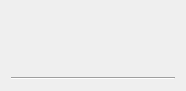
The window that src/modules/ui/pluginwidget/pluginwidget.ui (michimussato/pypelyne2) describes before a commit, drawn with Qt 5.
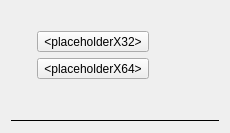
The same window after the commit.

Commit message: plugin widgets refined

What changed in the file:
```diff
--- a/src/modules/ui/pluginwidget/pluginwidget.ui
+++ b/src/modules/ui/pluginwidget/pluginwidget.ui
@@ -6,16 +6,22 @@
    <rect>
     <x>0</x>
     <y>0</y>
-    <width>186</width>
-    <height>91</height>
+    <width>230</width>
+    <height>133</height>
    </rect>
   </property>
   <property name="windowTitle">
    <string>Form</string>
   </property>
+  <layout class="QGridLayout" name="gridLayout_3">
+   <item row="0" column="0">
+    <layout class="QGridLayout" name="gridLayout_2">
+     <item row="1" column="0">
   <layout class="QGridLayout" name="gridLayout">
+       <item row="1" column="1">
+        <layout class="QGridLayout" name="grid_layout_x64">
    <item row="0" column="0">
-    <layout class="QVBoxLayout" name="verticalLayout_5">
+          <layout class="QVBoxLayout" name="verticalLayout">
      <item>
       <widget class="QLabel" name="label">
        <property name="text">
@@ -24,13 +30,16 @@
       </widget>
      </item>
      <item>
-      <layout class="QHBoxLayout" name="horizontalLayout">
+            <widget class="QToolButton" name="tool_button_x32">
+             <property name="text">
+              <string>&lt;placeholderX32&gt;</string>
+             </property>
+            </widget>
+           </item>
        <item>
-        <layout class="QVBoxLayout" name="verticalLayout_3">
-         <item>
-          <widget class="QLabel" name="label_icon_x32">
+            <widget class="QToolButton" name="tool_button_x64">
            <property name="text">
-            <string>&lt;iconx32&gt;</string>
+              <string>&lt;placeholderX64&gt;</string>
            </property>
           </widget>
          </item>
@@ -49,12 +58,30 @@
          </item>
         </layout>
        </item>
+         <item row="0" column="1">
+          <spacer name="horizontalSpacer_2">
+           <property name="orientation">
+            <enum>Qt::Horizontal</enum>
+           </property>
+           <property name="sizeHint" stdset="0">
+            <size>
+             <width>40</width>
+             <height>20</height>
+            </size>
+           </property>
+          </spacer>
+         </item>
+        </layout>
+       </item>
+       <item row="1" column="0">
+        <layout class="QVBoxLayout" name="verticalLayout_2">
        <item>
-        <layout class="QVBoxLayout" name="verticalLayout_4">
-         <item>
-          <widget class="QLabel" name="label_icon_x64">
+          <widget class="QLabel" name="label_icon">
+           <property name="cursor">
+            <cursorShape>ArrowCursor</cursorShape>
+           </property>
            <property name="text">
-            <string>&lt;iconx64&gt;</string>
+            <string>&lt;icon&gt;</string>
            </property>
           </widget>
          </item>
@@ -75,14 +102,20 @@
        </item>
       </layout>
      </item>
-    </layout>
-   </item>
-   <item row="1" column="0">
+     <item row="2" column="0">
     <widget class="Line" name="line">
+       <property name="frameShadow">
+        <enum>QFrame::Plain</enum>
+       </property>
+       <property name="lineWidth">
+        <number>1</number>
+       </property>
      <property name="orientation">
       <enum>Qt::Horizontal</enum>
      </property>
     </widget>
+     </item>
+    </layout>
    </item>
   </layout>
  </widget>
```
Lines whose indentation alone changed are shown as unchanged. The commit also changes 7 other files.
